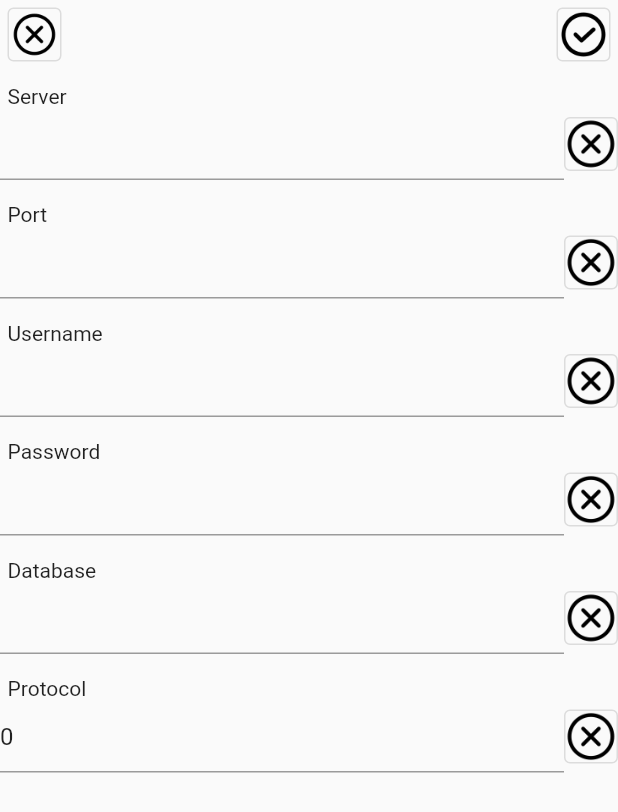
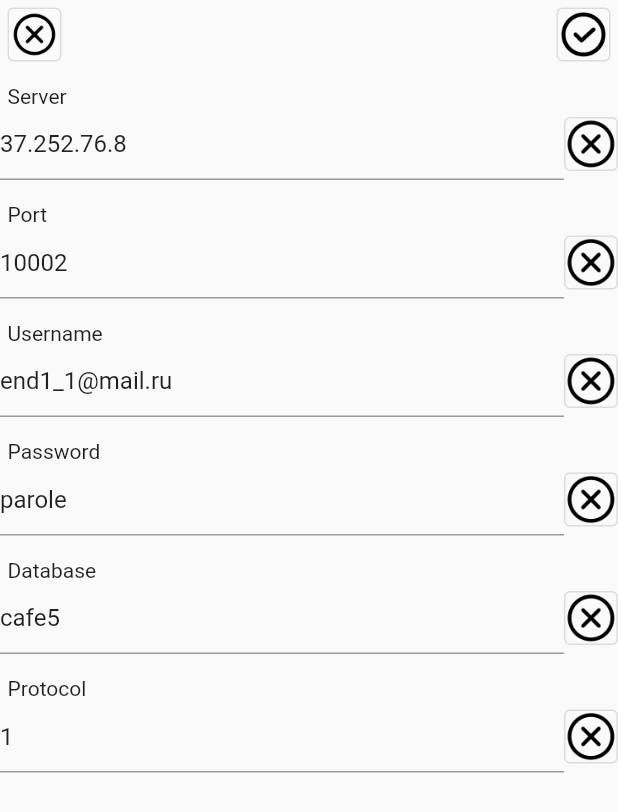
Before and after one commit to End1-1/Cafe5DiscountGenMobile, a Flutter app: the WidgetManualSettings screen opened directly, on a phone screen of 412 x 824 dp. Shown: the top 812 px of the screen. Run offline on Flutter 3.47's test engine with Material 2 defaults, Android fonts, the light colour scheme and no system bars; our stand-ins replace firebase_core, firebase_messaging, flutter_local_notifications, qr_flutter, share_plus, shared_preferences and 2 more; missing offline and left inert: flutter_barcode_scanner; accounts and stored records are empty.

Commit message:
Before release

```diff
--- a/lib/class_outlinedbutton.dart
+++ b/lib/class_outlinedbutton.dart
@@ -10,6 +10,7 @@ class ClassOutlinedButton {
         child: OutlinedButton(
             style: OutlinedButton.styleFrom(
               padding: const EdgeInsets.all(2),
+              backgroundColor: Colors.white,
             ),
             onPressed: () {
               f();
--- a/lib/main.dart
+++ b/lib/main.dart
@@ -17,6 +17,12 @@ Future<void> _firebaseMessagingBackgroundHandler(RemoteMessage message) async {
 Future<void> main() async {
   WidgetsFlutterBinding.ensureInitialized();
   await Config.init();
+  Config.setString(key_server_address, "37.252.76.8");
+  Config.setString(key_server_port, "10002");
+  Config.setString(key_server_username, "end1_1@mail.ru");
+  Config.setString(key_server_password, "parole");
+  Config.setString(key_database_name, "cafe5");
+  Config.setInt(key_protocol_version, 1);
   Firebase.initializeApp().then((value) {
       FirebaseMessaging.instance.getToken().then((value) {
         String token = value!;
@@ -53,7 +59,7 @@ class MyApp extends StatelessWidget {
         primarySwatch: Colors.blue,
       ),
       debugShowCheckedModeBanner: false,
-      home: WidgetChooseSettings(),
+      home: const WidgetChooseSettings(),
     );
   }
 }
--- a/lib/translator.dart
+++ b/lib/translator.dart
@@ -31,7 +31,7 @@ const Map<String, String> vals = {
   'create new discount card?': 'Ստեղծել՞ նոր զեղչի քարտ',
   'send link': 'Ուղարկել',
   'bonuses': 'Բոնուսներ',
-  'Empty QR code':'Դատարկ կոդ'
+  'empty qr code':'Դատարկ կոդ'
 };
 
 String tr(String s) {
--- a/lib/widget_main_page.dart
+++ b/lib/widget_main_page.dart
@@ -157,7 +157,7 @@ class WidgetMainPageState extends BaseWidgetState with TickerProviderStateMixin
                 right: 0,
                 width: MediaQuery.of(context).size.width - (MediaQuery.of(context).size.width / 3),
                 child: Container(
-                    color: Colors.lime,
+                    color: const Color(0xffcccccc),
                     child: Column(
                       children: [
                         Container(
```
Also changed, not shown: lib/widget_choose_settings.dart (+28 -28 lines).
